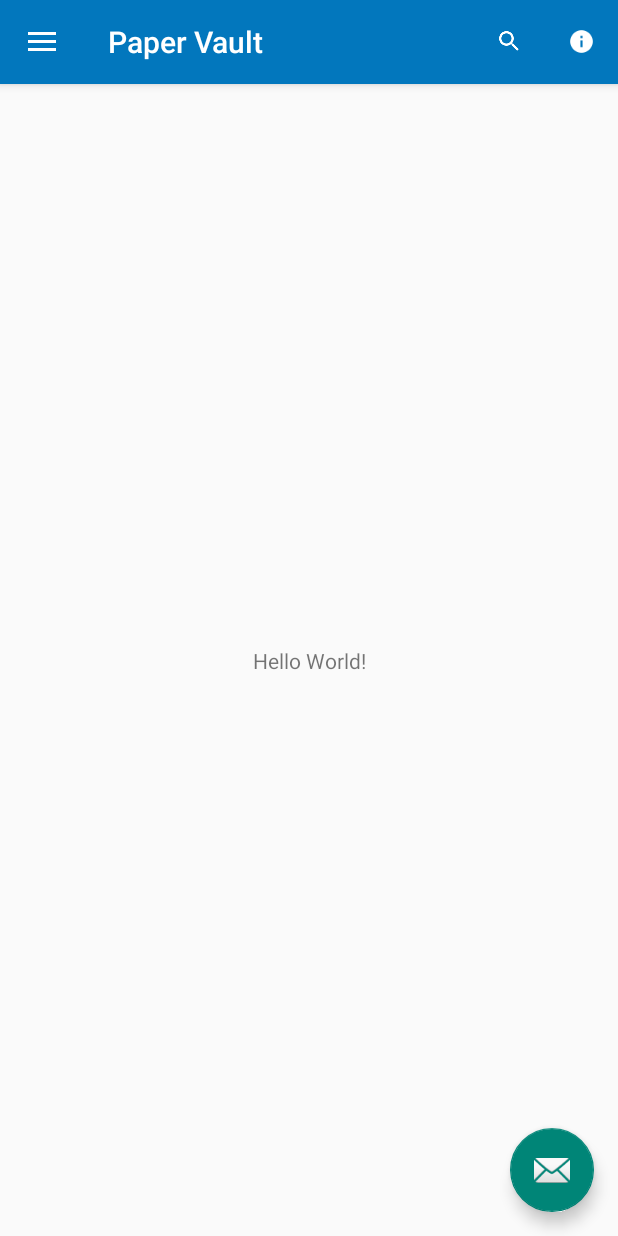
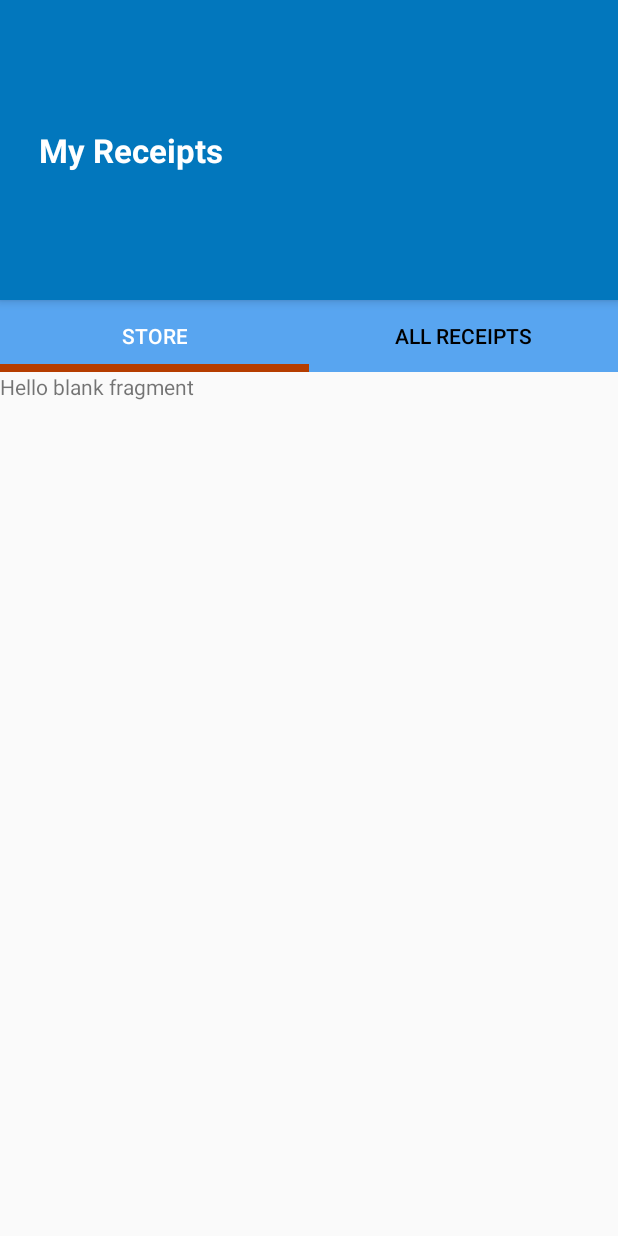
Before and after one commit to aHHa47/PaperVault, an Android app: the screen it shows after launch (MainActivity before the commit, MyReceipts after it), in the side drawer, after a tap on "My Receipts", on a phone screen of 412 x 824 dp. Run offline under Robolectric (Android 15) with nearby library versions, the phone set to English and light mode, and no system bars.

Commit message:
New Activity added, My Receipts. TabLayOut added to My Receipts.

```diff
--- /dev/null
+++ b/app/src/main/java/no/hiof/ahmedak/papervault/AllReceiptsFragment.java
@@ -0,0 +1,29 @@
+package no.hiof.ahmedak.papervault;
+
+
+import android.os.Bundle;
+import android.app.Fragment;
+import android.view.LayoutInflater;
+import android.view.View;
+import android.view.ViewGroup;
+
+
+/**
+ * A simple {@link Fragment} subclass.
+ */
+public class AllReceiptsFragment extends android.support.v4.app.Fragment {
+
+
+    public AllReceiptsFragment() {
+        // Required empty public constructor
+    }
+
+
+    @Override
+    public View onCreateView(LayoutInflater inflater, ViewGroup container,
+                             Bundle savedInstanceState) {
+        // Inflate the layout for this fragment
+        return inflater.inflate(R.layout.fragment_all_receipts, container, false);
+    }
+
+}
--- a/app/src/main/java/no/hiof/ahmedak/papervault/MainActivity.java
+++ b/app/src/main/java/no/hiof/ahmedak/papervault/MainActivity.java
@@ -1,5 +1,6 @@
 package no.hiof.ahmedak.papervault;
 
+import android.content.Intent;
 import android.os.Bundle;
 import android.support.design.widget.FloatingActionButton;
 import android.support.design.widget.Snackbar;
@@ -47,6 +48,7 @@ public class MainActivity extends AppCompatActivity
         navigationView.setNavigationItemSelectedListener(this);
     }
 
+    // When Back Button is Pressed
     @Override
     public void onBackPressed() {
         DrawerLayout drawer = (DrawerLayout) findViewById(R.id.drawer_layout);
@@ -94,20 +96,28 @@ public class MainActivity extends AppCompatActivity
     public boolean onNavigationItemSelected(MenuItem item) {
         // Handle navigation view item clicks here.
         int id = item.getItemId();
+        Intent intent;
 
         if (id == R.id.nav_Home) {
-            //TODO: Handle the Home action
+            intent = new Intent(getApplicationContext(),MainActivity.class);
+            startActivity(intent);
+
+
         } else if (id == R.id.nav_my_receipts) {
-            //TODO: Handle the My Receipts action
+            intent = new Intent(getApplicationContext(),MyReceipts.class);
+            startActivity(intent);
 
         } else if (id == R.id.nav_my_favourite) {
             //TODO: Handle the My Favourite action
 
+
         } else if (id == R.id.nav_statistics) {
             //TODO: Handle the Statistics action
 
+
         } else if (id == R.id.nav_settings) {
             //TODO: Handle the Settings action
+
 
         }
 
--- /dev/null
+++ b/app/src/main/java/no/hiof/ahmedak/papervault/MyReceipts.java
@@ -0,0 +1,69 @@
+package no.hiof.ahmedak.papervault;
+
+import android.support.design.widget.AppBarLayout;
+import android.support.design.widget.TabItem;
+import android.support.design.widget.TabLayout;
+import android.support.v4.content.ContextCompat;
+import android.support.v4.view.PagerAdapter;
+import android.support.v4.view.ViewPager;
+import android.support.v7.app.AppCompatActivity;
+import android.os.Bundle;
+import android.support.v7.widget.Toolbar;
+import android.widget.TableLayout;
+
+public class MyReceipts extends AppCompatActivity {
+
+    AppBarLayout appBarLayout;
+    TabLayout tabLayout;
+    ViewPager viewPager;
+    MyReceiptsPageAdapter myReceiptsPageAdapter;
+    TabItem tabStore;
+    TabItem tabAllReceipts;
+
+    @Override
+    protected void onCreate(Bundle savedInstanceState) {
+        super.onCreate(savedInstanceState);
+        setContentView(R.layout.activity_my_receipts);
+
+        appBarLayout = findViewById(R.id.app_bar_layout);
+
+        // Get Reference to our xml
+        tabLayout = findViewById(R.id.my_receipt_tab_layOut);
+        tabStore = findViewById(R.id.tab_item_Store);
+        tabAllReceipts = findViewById(R.id.tab_item_all_receipts);
+        viewPager = findViewById(R.id.tab_view_pager);
+
+        // PageAdapter Constructor
+        myReceiptsPageAdapter = new MyReceiptsPageAdapter(getSupportFragmentManager(),tabLayout.getTabCount());
+        // Sett Adapter to our View Pager
+        viewPager.setAdapter(myReceiptsPageAdapter);
+        tabLayout.setupWithViewPager(viewPager);
+
+
+        tabLayout.addOnTabSelectedListener(new TabLayout.OnTabSelectedListener() {
+            // On Tab Selected we want to get the right tab position.
+            @Override
+            public void onTabSelected(TabLayout.Tab tab) {
+                viewPager.setCurrentItem(tab.getPosition());
+
+            }
+
+            @Override
+            public void onTabUnselected(TabLayout.Tab tab) {
+
+            }
+
+            @Override
+            public void onTabReselected(TabLayout.Tab tab) {
+
+            }
+        });
+
+        // sync the viewPager with TabLayout. Tell our view pager on what tab we are at.
+        viewPager.addOnPageChangeListener(new TabLayout.TabLayoutOnPageChangeListener(tabLayout));
+
+
+
+
+    }
+}
--- /dev/null
+++ b/app/src/main/java/no/hiof/ahmedak/papervault/MyReceiptsPageAdapter.java
@@ -0,0 +1,46 @@
+package no.hiof.ahmedak.papervault;
+
+import android.support.annotation.Nullable;
+import android.support.v4.app.Fragment;
+import android.support.v4.app.FragmentManager;
+import android.support.v4.app.FragmentPagerAdapter;
+
+// This is an adapter for My Receipts TabLayOut. Extends FragmentPageAdapter since we have multiple tabs.
+public class MyReceiptsPageAdapter extends FragmentPagerAdapter {
+
+    private int tabs;
+
+    private String [] tabTitles = new String[]{"Store","All Receipts"};
+
+    // Adapter Constructor
+    public MyReceiptsPageAdapter(FragmentManager fm, int tabs) {
+        super(fm);
+        this.tabs = tabs;
+    }
+
+    @Nullable
+    @Override
+    public CharSequence getPageTitle(int position) {
+        return tabTitles[position];
+    }
+
+    @Override
+    public Fragment getItem(int i) {
+        // Get Tab Fragments
+       switch (i){
+           case 0:
+               return new StoreFragment();
+           case 1:
+               return new AllReceiptsFragment();
+           default:
+               return null;
+       }
+    }
+
+
+    @Override
+    public int getCount() {
+        // returns number of tabs
+        return tabs;
+    }
+}
--- /dev/null
+++ b/app/src/main/java/no/hiof/ahmedak/papervault/StoreFragment.java
@@ -0,0 +1,29 @@
+package no.hiof.ahmedak.papervault;
+
+
+import android.os.Bundle;
+import android.app.Fragment;
+import android.view.LayoutInflater;
+import android.view.View;
+import android.view.ViewGroup;
+
+
+/**
+ * A simple {@link Fragment} subclass.
+ */
+public class StoreFragment extends android.support.v4.app.Fragment {
+
+
+    public StoreFragment() {
+        // Required empty public constructor
+    }
+
+
+    @Override
+    public View onCreateView(LayoutInflater inflater, ViewGroup container,
+                             Bundle savedInstanceState) {
+        // Inflate the layout for this fragment
+        return inflater.inflate(R.layout.fragment_store, container, false);
+    }
+
+}
--- /dev/null
+++ b/app/src/main/res/layout/activity_my_receipts.xml
@@ -0,0 +1,73 @@
+<?xml version="1.0" encoding="utf-8"?>
+<LinearLayout xmlns:android="http://schemas.android.com/apk/res/android"
+    xmlns:app="http://schemas.android.com/apk/res-auto"
+    xmlns:tools="http://schemas.android.com/tools"
+    android:layout_width="match_parent"
+    android:layout_height="match_parent"
+    android:orientation="vertical"
+    tools:context=".MyReceipts">
+
+    <!---->
+
+    <android.support.design.widget.AppBarLayout
+        android:id="@+id/app_bar_layout"
+        android:layout_width="match_parent"
+        android:layout_height="200dp"
+        android:gravity="center"
+        android:elevation="0dp"
+        android:theme="@style/AppTheme.AppBarOverlay"
+
+        >
+        <android.support.v7.widget.Toolbar
+            android:id="@+id/my_receipt_toolbar"
+            android:layout_width="match_parent"
+            android:layout_height="wrap_content"
+            android:background="@color/colorPrimary"
+            android:minHeight="?attr/actionBarSize"
+            android:theme="@style/ThemeOverlay.AppCompat.Light"
+            app:popupTheme="@style/AppTheme.PopupOverlay"
+            >
+            <TextView
+                android:id="@+id/toolbar_title"
+                android:layout_width="wrap_content"
+                android:layout_height="match_parent"
+                android:padding="10dp"
+                android:gravity="left"
+                android:text="My Receipts"
+                android:textColor="@android:color/white"
+                android:textSize="22sp"
+                android:textStyle="bold" />
+        </android.support.v7.widget.Toolbar>
+    </android.support.design.widget.AppBarLayout>
+
+    <android.support.design.widget.TabLayout
+        android:id="@+id/my_receipt_tab_layOut"
+        android:layout_width="match_parent"
+        android:layout_height="wrap_content"
+        android:background="@color/colorPrimaryLight"
+        app:tabSelectedTextColor="@android:color/white"
+        app:tabTextColor="@android:color/black"
+        app:tabIndicatorHeight="5dp">
+
+        <android.support.design.widget.TabItem
+            android:id="@+id/tab_item_Store"
+            android:layout_width="wrap_content"
+            android:layout_height="match_parent"
+            android:text="@string/Tab_store"
+            android:textAlignment="center" />
+
+        <android.support.design.widget.TabItem
+            android:id="@+id/tab_item_all_receipts"
+            android:layout_width="match_parent"
+            android:layout_height="wrap_content"
+            android:text="@string/Tab_all_receipts" />
+
+    </android.support.design.widget.TabLayout>
+
+
+    <android.support.v4.view.ViewPager
+    android:layout_width="match_parent"
+    android:layout_height="wrap_content"
+    android:id="@+id/tab_view_pager"/>
+
+</LinearLayout>
--- /dev/null
+++ b/app/src/main/res/layout/fragment_all_receipts.xml
@@ -0,0 +1,14 @@
+<?xml version="1.0" encoding="utf-8"?>
+<FrameLayout xmlns:android="http://schemas.android.com/apk/res/android"
+    xmlns:tools="http://schemas.android.com/tools"
+    android:layout_width="match_parent"
+    android:layout_height="match_parent"
+    tools:context=".AllReceiptsFragment">
+
+    <!-- TODO: Update blank fragment layout -->
+    <TextView
+        android:layout_width="match_parent"
+        android:layout_height="match_parent"
+        android:text="@string/hello_blank_fragment" />
+
+</FrameLayout>
--- /dev/null
+++ b/app/src/main/res/layout/fragment_store.xml
@@ -0,0 +1,14 @@
+<?xml version="1.0" encoding="utf-8"?>
+<FrameLayout xmlns:android="http://schemas.android.com/apk/res/android"
+    xmlns:tools="http://schemas.android.com/tools"
+    android:layout_width="match_parent"
+    android:layout_height="match_parent"
+    tools:context=".StoreFragment">
+
+    <!-- TODO: Update blank fragment layout -->
+    <TextView
+        android:layout_width="match_parent"
+        android:layout_height="match_parent"
+        android:text="@string/hello_blank_fragment" />
+
+</FrameLayout>
--- a/app/src/main/res/values-v21/styles.xml
+++ b/app/src/main/res/values-v21/styles.xml
@@ -3,6 +3,5 @@
     <style name="AppTheme.NoActionBar">
         <item name="windowActionBar">false</item>
         <item name="windowNoTitle">true</item>
-        <item name="android:statusBarColor">@android:color/transparent</item>
     </style>
 </resources>
--- a/app/src/main/res/values/strings.xml
+++ b/app/src/main/res/values/strings.xml
@@ -11,4 +11,9 @@
     <string name="nav_settings">Settings</string>
     <string name="user_profile_image_desc">User Profile Image</string>
     <string name="action_info">Info</string>
+    <string name="Tab_store">Store</string>
+    <string name="Tab_all_receipts">All Receipts</string>
+
+    <!-- TODO: Remove or change this placeholder text -->
+    <string name="hello_blank_fragment">Hello blank fragment</string>
 </resources>
--- a/app/src/main/res/values/styles.xml
+++ b/app/src/main/res/values/styles.xml
@@ -5,6 +5,7 @@
         <!-- Customize your theme here. -->
         <item name="colorPrimary">@color/colorPrimary</item>
         <item name="colorPrimaryDark">@color/colorPrimaryDark</item>
+        <item name="colorAccent">@color/colorSecondaryDark</item>
     </style>
 
     <style name="AppTheme.NoActionBar">
@@ -16,4 +17,11 @@
 
     <style name="AppTheme.PopupOverlay" parent="ThemeOverlay.AppCompat.Light" />
 
+    <style name="AppThemeTab" parent="Theme.AppCompat.Light.NoActionBar">
+        <item name="colorPrimary">@color/colorPrimary</item>
+        <item name="colorPrimaryDark">@color/colorPrimaryDark</item>
+        <item name="windowActionBar">false</item>
+        <item name="windowNoTitle">true</item>
+    </style>
+
 </resources>
--- a/build.gradle
+++ b/build.gradle
@@ -7,7 +7,7 @@ buildscript {
         jcenter()
     }
     dependencies {
-        classpath 'com.android.tools.build:gradle:3.1.4'
+        classpath 'com.android.tools.build:gradle:3.2.0'
 
 
         // NOTE: Do not place your application dependencies here; they belong
```
Also changed, not shown: app/src/main/AndroidManifest.xml (+8 -2 lines), gradle/wrapper/gradle-wrapper.properties.
